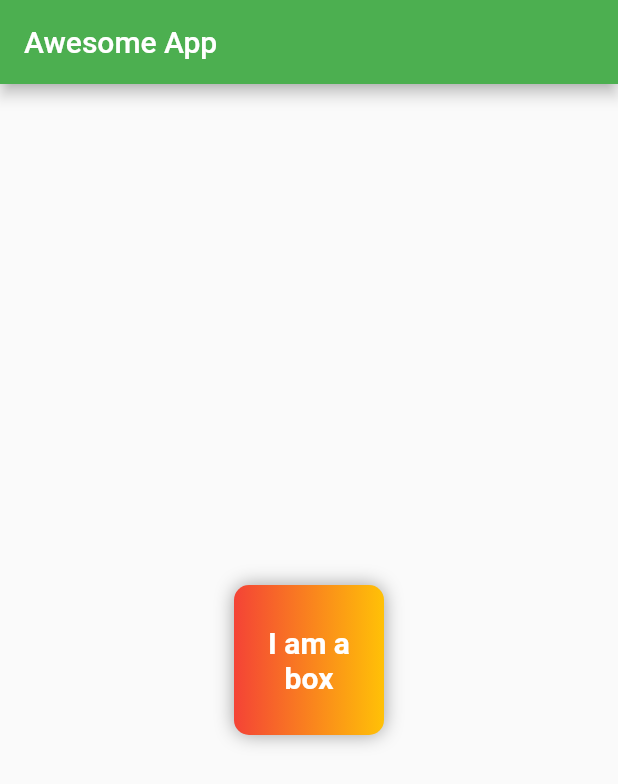
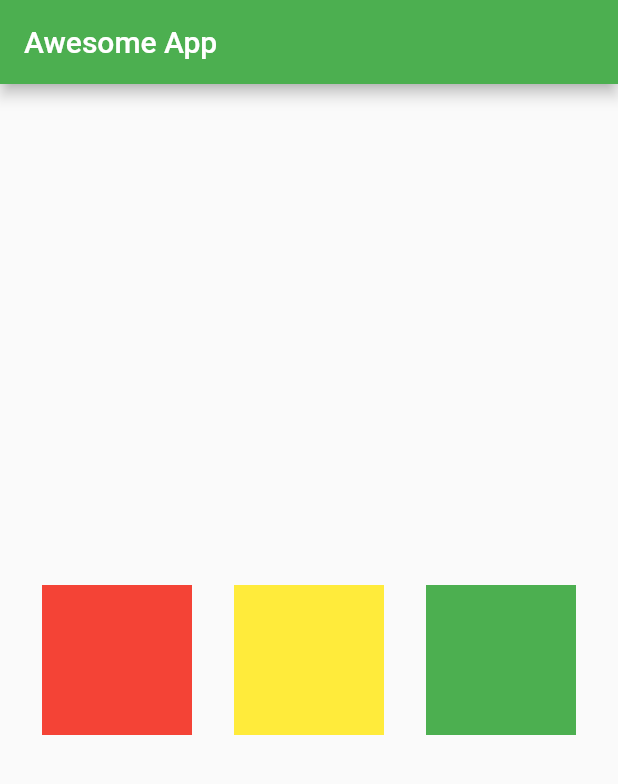
Before and after one commit to anhtuan23/fluter_awesome_app, a Flutter app: the screen it shows after launch, on a phone screen of 412 x 824 dp. Shown: the top 784 px of the screen. Run offline on Flutter 3.47's test engine with Material 2 defaults, Android fonts, the phone set to English and light mode, and no system bars.

Commit message:
chap3 completed

```diff
--- a/lib/main.dart
+++ b/lib/main.dart
@@ -1,5 +1,3 @@
-import 'package:flutter/material.dart';
-
 import 'package:flutter/material.dart';
 
 void main() {
@@ -17,33 +15,31 @@ class HomePage extends StatelessWidget {
         title: Text("Awesome App"),
       ),
       body: Center(
-        child: Container(
-          padding: EdgeInsets.all(8),
-          alignment: Alignment.center,
-          width: 100,
-          decoration: BoxDecoration(
-            borderRadius: BorderRadius.circular(10),
-            color: Colors.red,
-            boxShadow: [
-              BoxShadow(
-                color: Colors.grey,
-                blurRadius: 10,
-              ),
-            ],
-            gradient: LinearGradient(
-              colors: [Colors.red, Colors.amber],
+        child: Row(
+          mainAxisAlignment: MainAxisAlignment.spaceEvenly,
+          children: <Widget>[
+            Container(
+              color: Colors.red,
+              padding: EdgeInsets.all(8),
+              alignment: Alignment.center,
+              width: 100,
+              height: 100,
             ),
-          ),
-          height: 100,
-          child: Text(
-            'I am a box',
-            textAlign: TextAlign.center,
-            style: TextStyle(
-              color: Colors.white,
-              fontSize: 20,
-              fontWeight: FontWeight.bold,
+            Container(
+              color: Colors.yellow,
+              padding: EdgeInsets.all(8),
+              alignment: Alignment.center,
+              width: 100,
+              height: 100,
             ),
-          ),
+            Container(
+              color: Colors.green,
+              padding: EdgeInsets.all(8),
+              alignment: Alignment.center,
+              width: 100,
+              height: 100,
+            )
+          ],
         ),
       ),
     );
```
